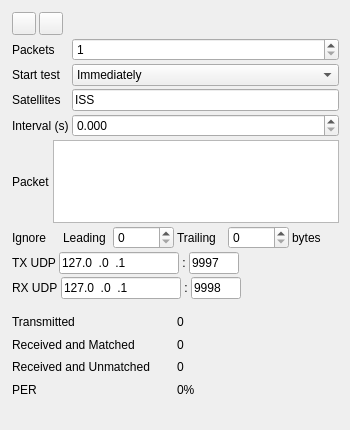
The window that plugins/feature/pertester/pertestergui.ui (f4exb/sdrangel) describes before a commit, drawn with Qt 5.
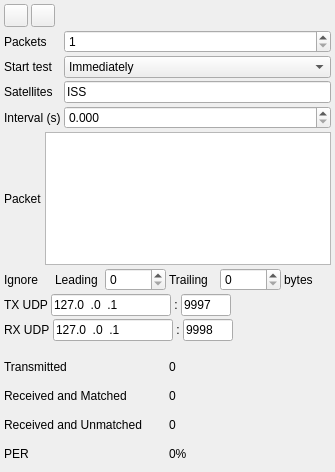
The same window after the commit. Icons and pictures are not drawn. Custom widgets are drawn as their Qt base class.

```diff
--- a/plugins/feature/pertester/pertestergui.ui
+++ b/plugins/feature/pertester/pertestergui.ui
@@ -6,26 +6,26 @@
    <rect>
     <x>0</x>
     <y>0</y>
-    <width>350</width>
-    <height>430</height>
+    <width>335</width>
+    <height>472</height>
    </rect>
   </property>
   <property name="sizePolicy">
-   <sizepolicy hsizetype="Minimum" vsizetype="Minimum">
+   <sizepolicy hsizetype="Fixed" vsizetype="Fixed">
     <horstretch>0</horstretch>
     <verstretch>0</verstretch>
    </sizepolicy>
   </property>
   <property name="minimumSize">
    <size>
-    <width>320</width>
-    <height>100</height>
+    <width>335</width>
+    <height>472</height>
    </size>
   </property>
   <property name="maximumSize">
    <size>
-    <width>350</width>
-    <height>16777215</height>
+    <width>335</width>
+    <height>472</height>
    </size>
   </property>
   <property name="font">
@@ -40,10 +40,10 @@
   <widget class="QWidget" name="settingsContainer" native="true">
    <property name="geometry">
     <rect>
-     <x>10</x>
-     <y>10</y>
+     <x>2</x>
+     <y>2</y>
      <width>331</width>
-     <height>291</height>
+     <height>341</height>
     </rect>
    </property>
    <property name="windowTitle">
@@ -157,6 +157,12 @@
       </item>
       <item row="1" column="0">
        <widget class="QLabel" name="packetCountLabel">
+        <property name="minimumSize">
+         <size>
+          <width>0</width>
+          <height>0</height>
+         </size>
+        </property>
         <property name="text">
          <string>Packets</string>
         </property>
@@ -456,10 +462,10 @@
   <widget class="QWidget" name="statsContainer" native="true">
    <property name="geometry">
     <rect>
-     <x>10</x>
-     <y>310</y>
+     <x>2</x>
+     <y>352</y>
      <width>331</width>
-     <height>91</height>
+     <height>117</height>
     </rect>
    </property>
    <property name="windowTitle">
```
